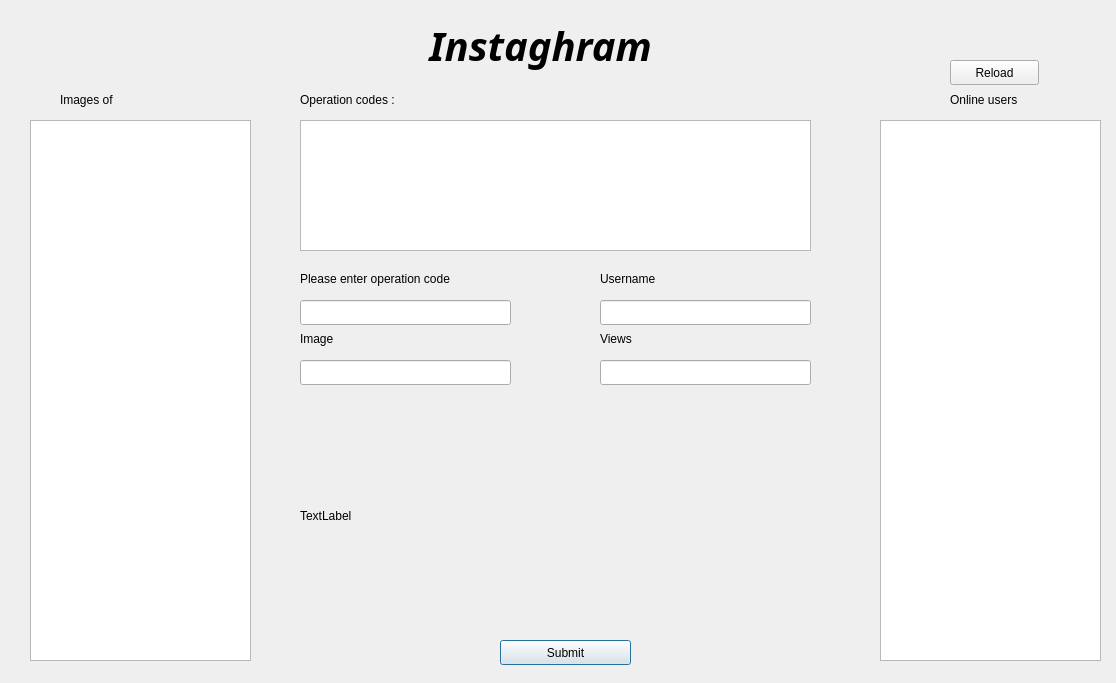
The window that home.ui (karimmady/DIST) describes before a commit, drawn with Qt 5.
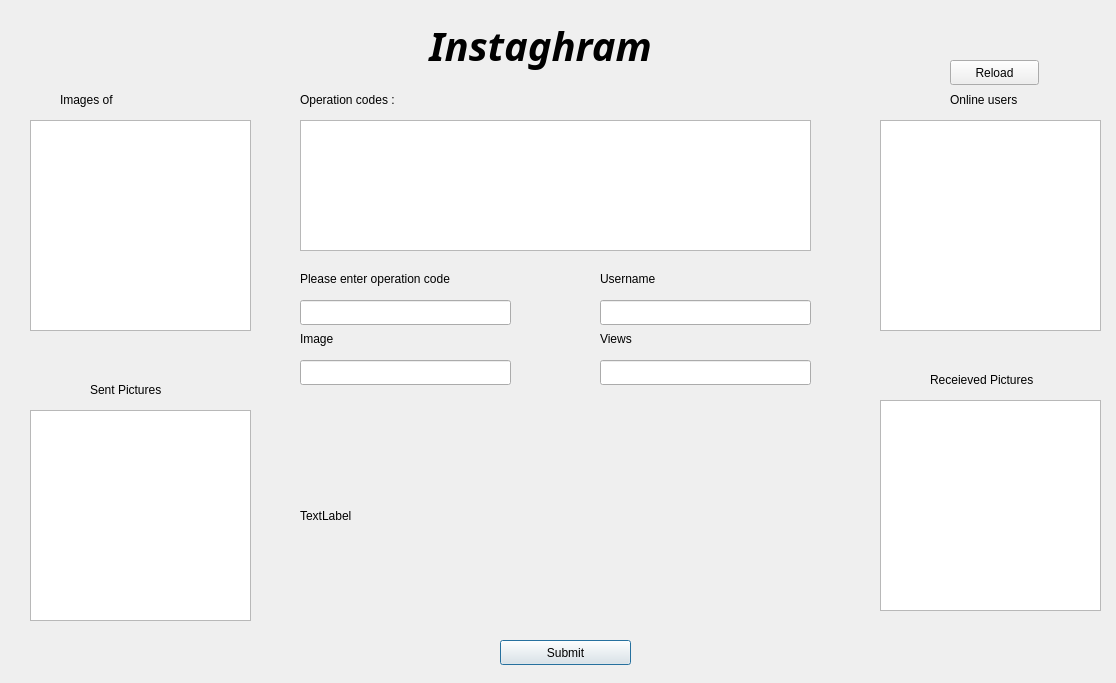
The same window after the commit.

The edit to the form file:
```diff
--- a/home.ui
+++ b/home.ui
@@ -19,7 +19,7 @@
      <x>30</x>
      <y>120</y>
      <width>221</width>
-     <height>541</height>
+     <height>211</height>
     </rect>
    </property>
   </widget>
@@ -29,7 +29,7 @@
      <x>880</x>
      <y>120</y>
      <width>221</width>
-     <height>541</height>
+     <height>211</height>
     </rect>
    </property>
   </widget>
@@ -238,6 +238,65 @@
     <string>Reload</string>
    </property>
   </widget>
+  <widget class="QLabel" name="nameofowner">
+   <property name="geometry">
+    <rect>
+     <x>130</x>
+     <y>90</y>
+     <width>71</width>
+     <height>20</height>
+    </rect>
+   </property>
+   <property name="text">
+    <string/>
+   </property>
+  </widget>
+  <widget class="QListWidget" name="sent">
+   <property name="geometry">
+    <rect>
+     <x>30</x>
+     <y>410</y>
+     <width>221</width>
+     <height>211</height>
+    </rect>
+   </property>
+  </widget>
+  <widget class="QLabel" name="label_9">
+   <property name="geometry">
+    <rect>
+     <x>90</x>
+     <y>380</y>
+     <width>101</width>
+     <height>20</height>
+    </rect>
+   </property>
+   <property name="text">
+    <string>Sent Pictures</string>
+   </property>
+  </widget>
+  <widget class="QListWidget" name="rec">
+   <property name="geometry">
+    <rect>
+     <x>880</x>
+     <y>400</y>
+     <width>221</width>
+     <height>211</height>
+    </rect>
+   </property>
+  </widget>
+  <widget class="QLabel" name="label_10">
+   <property name="geometry">
+    <rect>
+     <x>930</x>
+     <y>370</y>
+     <width>141</width>
+     <height>20</height>
+    </rect>
+   </property>
+   <property name="text">
+    <string>Receieved Pictures</string>
+   </property>
+  </widget>
  </widget>
  <resources/>
  <connections/>
```
